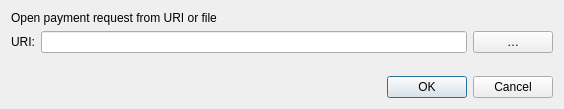
Before: the Qt Designer form src/qt/forms/openuridialog.ui in raffermeko/bitcoin, drawn with Qt 5.
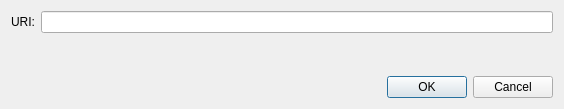
After: the same form once the commit is applied. Custom widgets are drawn as their Qt base class.

Commit message: gui: remove payment request file handling from OpenURI dialog

```diff
--- a/src/qt/forms/openuridialog.ui
+++ b/src/qt/forms/openuridialog.ui
@@ -14,13 +14,6 @@
    <string>Open URI</string>
   </property>
   <layout class="QVBoxLayout" name="verticalLayout">
-   <item>
-    <widget class="QLabel" name="label_2">
-     <property name="text">
-      <string>Open payment request from URI or file</string>
-     </property>
-    </widget>
-   </item>
    <item>
     <layout class="QHBoxLayout" name="horizontalLayout">
      <item>
@@ -33,19 +26,6 @@
      <item>
       <widget class="QValidatedLineEdit" name="uriEdit"/>
      </item>
-     <item>
-      <widget class="QPushButton" name="selectFileButton">
-       <property name="toolTip">
-        <string>Select payment request file</string>
-       </property>
-       <property name="text">
-        <string notr="true">…</string>
-       </property>
-       <property name="autoDefault">
-        <bool>false</bool>
-       </property>
-      </widget>
-     </item>
     </layout>
    </item>
    <item>
```
Left out of the diff: 2 changed lines with no effect on the pictures. The commit also changes 4 other files.
